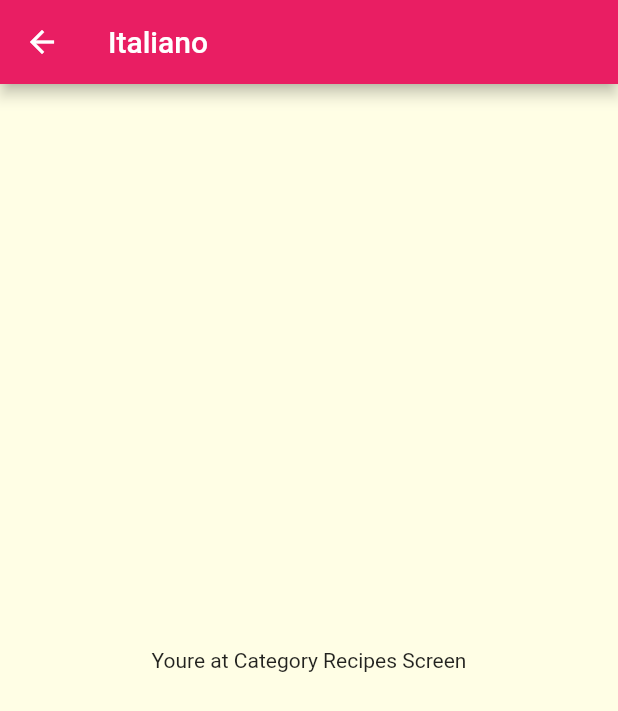
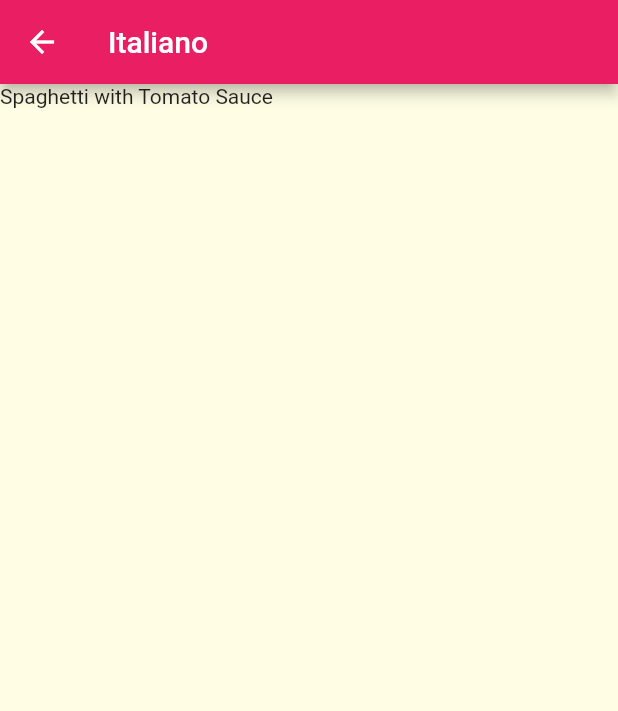
Before and after one commit to AllanCicceri/mealsapp, a Flutter app: the screen it shows after launch, after a tap on "Italiano", on a phone screen of 412 x 824 dp. Shown: the top 711 px of the screen. Run offline on Flutter 3.47's test engine with Material 2 defaults, Android fonts, the phone set to English and light mode, and no system bars.

Commit message:
add: category recipes listview

```diff
--- a/lib/screens/category_recipes_screen.dart
+++ b/lib/screens/category_recipes_screen.dart
@@ -1,4 +1,5 @@
 import 'package:flutter/material.dart';
+import 'package:meal/data/dummy_data.dart';
 import 'package:meal/models/category.dart';
 
 class CategoryRecipesScreen extends StatelessWidget {
@@ -8,11 +9,16 @@ class CategoryRecipesScreen extends StatelessWidget {
   Widget build(BuildContext context) {
     final category = ModalRoute.of(context)!.settings.arguments as Category;
 
+    final categoryRecipes = DUMMY_RECIPES
+        .where((recipe) => recipe.categories.contains(category.id))
+        .toList();
+
     return Scaffold(
-      appBar: AppBar(title: Text(category.title)),
-      body: const Center(
-        child: Text('You' 're at Category Recipes Screen'),
-      ),
-    );
+        appBar: AppBar(title: Text(category.title)),
+        body: ListView.builder(
+            itemCount: categoryRecipes.length,
+            itemBuilder: (context, index) {
+              return Text(categoryRecipes[index].title);
+            }));
   }
 }
```
